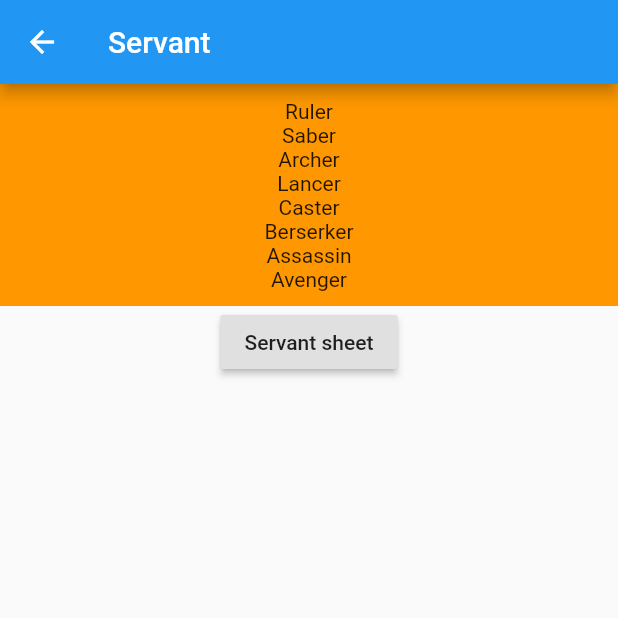
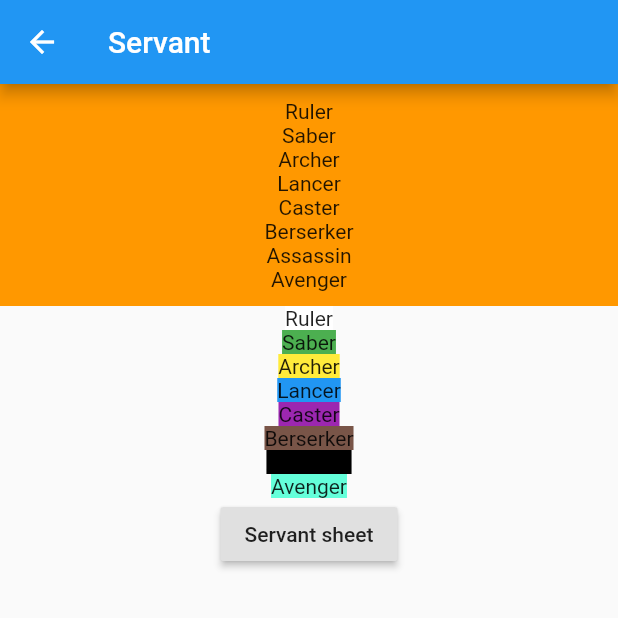
Before and after one commit to Rigald02/Servant_sheet, a Flutter app: the ServantDetail screen opened directly, on a phone screen of 412 x 824 dp, the top half of it. Run offline on Flutter 3.47's test engine with Material 2 defaults, Android fonts, the phone set to English and light mode, and no system bars.

Commit message:
display list

```diff
--- a/lib/Core/servant-detail.dart
+++ b/lib/Core/servant-detail.dart
@@ -1,5 +1,13 @@
 import 'package:flutter/material.dart';
 import 'package:servantsheet/main.dart';
+import 'package:servantsheet/vessels/archervessel.dart';
+import 'package:servantsheet/vessels/assassinvessel.dart';
+import 'package:servantsheet/vessels/avengervessel.dart';
+import 'package:servantsheet/vessels/berserkervessel.dart';
+import 'package:servantsheet/vessels/castervessel.dart';
+import 'package:servantsheet/vessels/lancervessel.dart';
+import 'package:servantsheet/vessels/rulervessel.dart';
+import 'package:servantsheet/vessels/sabervessel.dart';
 import 'vessels.dart';
 
 class ServantDetail extends StatelessWidget{
@@ -15,7 +23,15 @@ class ServantDetail extends StatelessWidget{
       body: Center(
         child: Column(
           children: <Widget>[
-            Vessels(),
+            Vessels(Colors.orange),
+            RulerVessel(Colors.white),
+            SaberVessel(Colors.green),
+            ArcherVessel(Colors.yellow),
+            LancerVessel(Colors.blue),
+            CasterVessel(Colors.purple),
+            BerserkerVessel(Colors.brown),
+            AssassinVessel(Colors.black),
+            AvengerVessel(Colors.tealAccent),
             RaisedButton(
               child: Text('Servant sheet'),
               onPressed: () {
@@ -23,6 +39,7 @@ class ServantDetail extends StatelessWidget{
                     context
                 );
               },
+
             ),
           ],
         ) ,
--- a/lib/Core/vessels.dart
+++ b/lib/Core/vessels.dart
@@ -4,16 +4,16 @@ import 'package:flutter/material.dart';
 
 class Vessels extends StatelessWidget{
 
-//  Vessel _vessel;
+  Color _color;
 
-  // Vessels(this._vessel);
+  Vessels(this._color);
 
   @override
   Widget build(BuildContext context) {
     // TODO: implement build
     return Container(
       decoration: BoxDecoration(
-        color: Colors.orange,
+        color: _color,
       ),
       child: ListView(
         shrinkWrap: true,
@@ -87,4 +87,5 @@ Widget build(BuildContext context) {
     },
     separatorBuilder: (BuildContext context, int index) => const Divider(),
   );
-}*/
+}
+*/
--- /dev/null
+++ b/lib/vessels/archervessel.dart
@@ -0,0 +1,21 @@
+//handles data scrapping from https://typemoon.fandom.com/wiki/Servant
+import 'package:flutter/material.dart';
+
+
+class ArcherVessel extends StatelessWidget{
+
+  Color _color;
+
+  ArcherVessel(this._color);
+
+  @override
+  Widget build(BuildContext context) {
+    // TODO: implement build
+    return Container(
+      decoration: BoxDecoration(
+        color: _color,
+      ),
+      child: Text('Archer'),
+    );
+  }
+}
--- /dev/null
+++ b/lib/vessels/assassinvessel.dart
@@ -0,0 +1,21 @@
+//handles data scrapping from https://typemoon.fandom.com/wiki/Servant
+import 'package:flutter/material.dart';
+
+
+class AssassinVessel extends StatelessWidget{
+
+  Color _color;
+
+  AssassinVessel(this._color);
+
+  @override
+  Widget build(BuildContext context) {
+    // TODO: implement build
+    return Container(
+      decoration: BoxDecoration(
+        color: _color,
+      ),
+      child: Text('Assassin'),
+    );
+  }
+}
--- /dev/null
+++ b/lib/vessels/avengervessel.dart
@@ -0,0 +1,21 @@
+//handles data scrapping from https://typemoon.fandom.com/wiki/Servant
+import 'package:flutter/material.dart';
+
+
+class AvengerVessel extends StatelessWidget{
+
+  Color _color;
+
+  AvengerVessel(this._color);
+
+  @override
+  Widget build(BuildContext context) {
+    // TODO: implement build
+    return Container(
+      decoration: BoxDecoration(
+        color: _color,
+      ),
+      child: Text('Avenger'),
+    );
+  }
+}
--- /dev/null
+++ b/lib/vessels/berserkervessel.dart
@@ -0,0 +1,21 @@
+//handles data scrapping from https://typemoon.fandom.com/wiki/Servant
+import 'package:flutter/material.dart';
+
+
+class BerserkerVessel extends StatelessWidget{
+
+  Color _color;
+
+  BerserkerVessel(this._color);
+
+  @override
+  Widget build(BuildContext context) {
+    // TODO: implement build
+    return Container(
+      decoration: BoxDecoration(
+        color: _color,
+      ),
+      child: Text('Berserker'),
+    );
+  }
+}
--- /dev/null
+++ b/lib/vessels/castervessel.dart
@@ -0,0 +1,21 @@
+//handles data scrapping from https://typemoon.fandom.com/wiki/Servant
+import 'package:flutter/material.dart';
+
+
+class CasterVessel extends StatelessWidget{
+
+  Color _color;
+
+  CasterVessel(this._color);
+
+  @override
+  Widget build(BuildContext context) {
+    // TODO: implement build
+    return Container(
+      decoration: BoxDecoration(
+        color: _color,
+      ),
+      child: Text('Caster'),
+    );
+  }
+}
--- /dev/null
+++ b/lib/vessels/lancervessel.dart
@@ -0,0 +1,21 @@
+//handles data scrapping from https://typemoon.fandom.com/wiki/Servant
+import 'package:flutter/material.dart';
+
+
+class LancerVessel extends StatelessWidget{
+
+  Color _color;
+
+  LancerVessel(this._color);
+
+  @override
+  Widget build(BuildContext context) {
+    // TODO: implement build
+    return Container(
+      decoration: BoxDecoration(
+        color: _color,
+      ),
+      child: Text('Lancer'),
+    );
+  }
+}
--- /dev/null
+++ b/lib/vessels/rulervessel.dart
@@ -0,0 +1,21 @@
+//handles data scrapping from https://typemoon.fandom.com/wiki/Servant
+import 'package:flutter/material.dart';
+
+
+class RulerVessel extends StatelessWidget{
+
+  Color _color;
+
+  RulerVessel(this._color);
+
+  @override
+  Widget build(BuildContext context) {
+    // TODO: implement build
+    return Container(
+      decoration: BoxDecoration(
+        color: _color,
+      ),
+      child: Text('Ruler'),
+    );
+  }
+}
--- /dev/null
+++ b/lib/vessels/sabervessel.dart
@@ -0,0 +1,21 @@
+//handles data scrapping from https://typemoon.fandom.com/wiki/Servant
+import 'package:flutter/material.dart';
+
+
+class SaberVessel extends StatelessWidget{
+
+  Color _color;
+
+  SaberVessel(this._color);
+
+  @override
+  Widget build(BuildContext context) {
+    // TODO: implement build
+    return Container(
+      decoration: BoxDecoration(
+        color: _color,
+      ),
+      child: Text('Saber'),
+    );
+  }
+}
```
